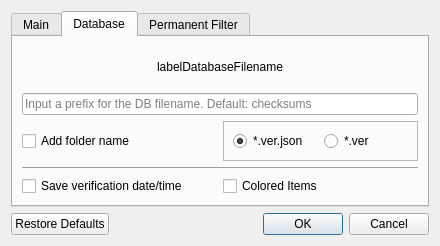
The window that src/dialogsettings.ui (artemvlas/veretino) describes before a commit, drawn with Qt 5.
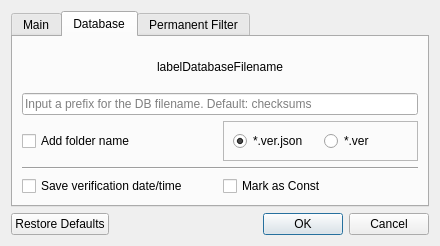
The same window after the commit. The open tabs and pages were chosen to show the change.

Commit message: removed "Colored Items" setting

What changed in the file:
```diff
--- a/src/dialogsettings.ui
+++ b/src/dialogsettings.ui
@@ -209,7 +209,7 @@
           <string>Applies the next time the database is opened</string>
          </property>
          <property name="text">
-          <string>Colored Items</string>
+          <string>Mark as Const</string>
          </property>
         </widget>
        </item>
```
Left out of the diff: 5 changed lines with no effect on the pictures. The commit also changes 7 other files.
